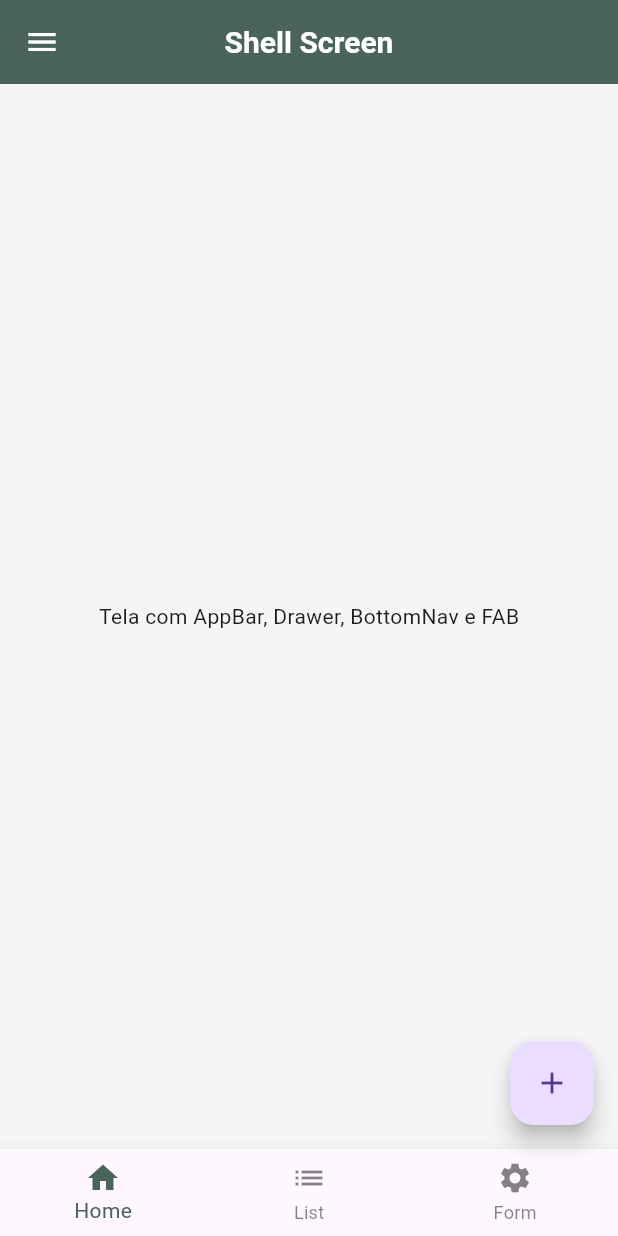
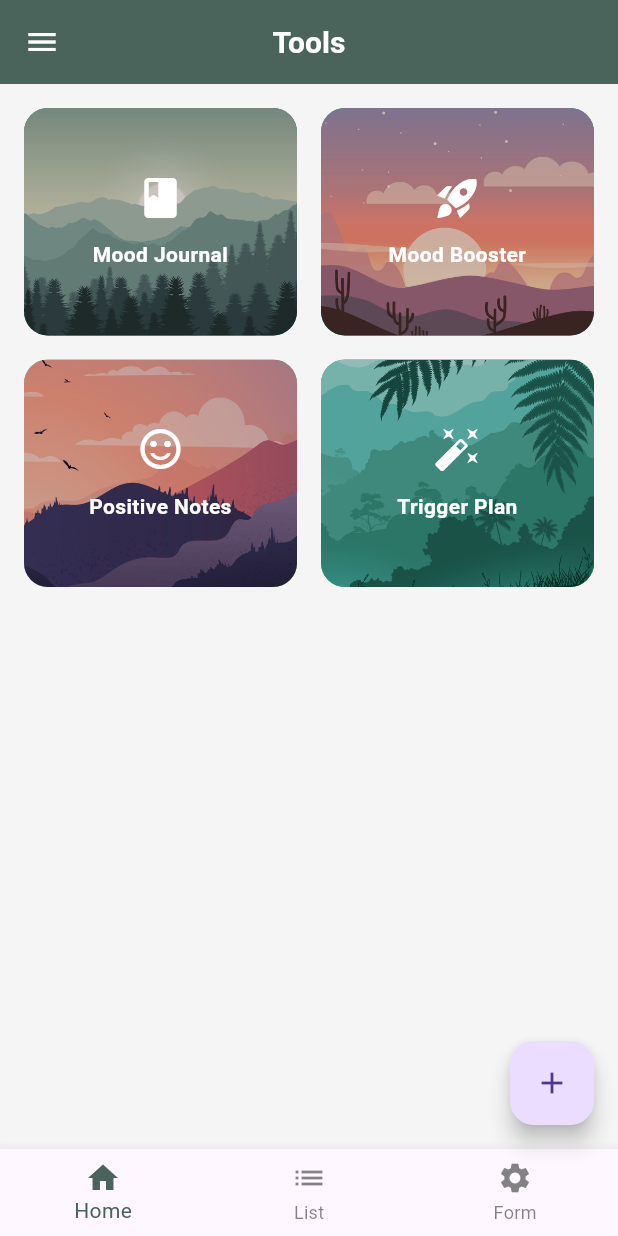
Before and after one commit to J0N4SrR/BRADEMO-PROJETO-BIMESTRAL, a Flutter app: the ShellScreen screen opened by its route, on a phone screen of 412 x 824 dp. Run offline on Flutter 3.47's test engine with Material 3 defaults, Android fonts, the phone set to English and light mode, and no system bars; our stand-ins replace flutter_svg; Roboto replaces fonts that are missing (Alegreya).

Commit message:
Add botoes e telas de mood journal, mood booster, positive notes, triggerplan

```diff
--- /dev/null
+++ b/lib/models/tool.dart
@@ -0,0 +1,18 @@
+import 'package:flutter/material.dart';
+
+class Tool {
+  final String label;
+  final IconData icon;
+  final Color color;
+  final bool enabled;
+  final String backgroundImage;
+
+
+  Tool({
+    required this.label,
+    required this.icon,
+    required this.color,
+    this.enabled = true,
+    required this.backgroundImage,
+  });
+}
--- a/lib/routes.dart
+++ b/lib/routes.dart
@@ -5,6 +5,11 @@ import 'package:projeto_bimestral/screens/form_screen.dart';
 import 'package:projeto_bimestral/screens/grid_screen.dart';
 import 'package:projeto_bimestral/screens/detail_screen.dart';
 import 'package:projeto_bimestral/screens/shell_screen.dart';
+import 'screens/mood_journal_screen.dart';
+import 'screens/mood_booster_screen.dart';
+import 'screens/positive_notes_screen.dart';
+import 'screens/trigger_plan_screen.dart';
+
 
 class Routes {
   static const welcome = '/';
@@ -13,6 +18,10 @@ class Routes {
   static const grid    = '/grid';
   static const detail  = '/detail';
   static const shell   = '/shell';
+  static const moodJournal = '/mood-journal';
+  static const moodBooster = '/mood-booster';
+  static const positiveNotes = '/positive-notes';
+  static const triggerPlan = '/trigger-plan';
 
   static Map<String, WidgetBuilder> getAll() => {
         welcome: (ctx) => const WelcomeScreen(),
@@ -21,5 +30,9 @@ class Routes {
         grid:    (ctx) => const GridScreen(),
         detail:  (ctx) => const DetailScreen(),
         shell:   (ctx) => const ShellScreen(),
+        moodJournal: (_) => const MoodJournalScreen(),
+        moodBooster: (_) => const MoodBoosterScreen(),
+        positiveNotes: (_) => PositiveNotesScreen(),
+        triggerPlan: (_) => const TriggerPlanScreen(),
       };
 }
--- a/lib/screens/shell_screen.dart
+++ b/lib/screens/shell_screen.dart
@@ -1,38 +1,24 @@
 import 'package:flutter/material.dart';
 import 'package:projeto_bimestral/routes.dart';
+import 'package:projeto_bimestral/services/tool_service.dart';
+import 'package:projeto_bimestral/widgets/tool_card.dart';
 
-class ShellScreen extends StatefulWidget {
+class ShellScreen extends StatelessWidget {
   const ShellScreen({super.key});
 
   @override
-  _ShellScreenState createState() => _ShellScreenState();
-}
+  Widget build(BuildContext context) {
+    final tools = ToolService.getTools();
 
-class _ShellScreenState extends State<ShellScreen> {
-  int _currentIndex = 0;
-
-  final List<String> _routes = [
-    Routes.welcome,
-    Routes.list,
-    Routes.form,
-  ];
-
-  void _onTap(int index) {
-    setState(() {
-      _currentIndex = index;
-    });
-
-    Navigator.pushNamed(context, _routes[index]);
-  }
-
-  @override
-  Widget build(BuildContext context) {
     return Scaffold(
-      appBar: AppBar(title: const Text('Shell Screen')),
+      appBar: AppBar(title: const Text('Tools')),
       drawer: const Drawer(child: Center(child: Text('Drawer'))),
       bottomNavigationBar: BottomNavigationBar(
-        currentIndex: _currentIndex,
-        onTap: _onTap,
+        currentIndex: 0,
+        onTap: (index) {
+          if (index == 1) Navigator.pushNamed(context, Routes.list);
+          if (index == 2) Navigator.pushNamed(context, Routes.form);
+        },
         items: const [
           BottomNavigationBarItem(icon: Icon(Icons.home), label: 'Home'),
           BottomNavigationBarItem(icon: Icon(Icons.list), label: 'List'),
@@ -45,7 +31,41 @@ class _ShellScreenState extends State<ShellScreen> {
         },
         child: const Icon(Icons.add),
       ),
-      body: const Center(child: Text('Tela com AppBar, Drawer, BottomNav e FAB')),
+      body: Padding(
+        padding: const EdgeInsets.all(16),
+        child: GridView.builder(
+          itemCount: tools.length,
+          gridDelegate: const SliverGridDelegateWithFixedCrossAxisCount(
+            crossAxisCount: 2,
+            crossAxisSpacing: 16,
+            mainAxisSpacing: 16,
+            childAspectRatio: 1.2,
+          ),
+          itemBuilder: (context, index) {
+            final tool = tools[index];
+            return ToolCard(
+              tool: tool,
+              onTap: () {
+                 switch (tool.label) {
+                  case 'Mood Journal':
+                    Navigator.pushNamed(context, Routes.moodJournal);
+                    break;
+                  case 'Mood Booster':
+                    Navigator.pushNamed(context, Routes.moodBooster);
+                    break;
+                  case 'Positive Notes':
+                    Navigator.pushNamed(context, Routes.positiveNotes);
+                    break;
+                  case 'Trigger Plan':
+                    Navigator.pushNamed(context, Routes.triggerPlan);
+                    break;
+              }
+            },
+
+            );
+          },
+        ),
+      ),
     );
   }
 }
--- /dev/null
+++ b/lib/services/tool_service.dart
@@ -0,0 +1,33 @@
+import 'package:flutter/material.dart';
+import '../models/tool.dart'; // Caminho relativo para o modelo Tool
+
+class ToolService {
+  static List<Tool> getTools() {
+    return [
+      Tool(
+        label: 'Mood Journal',
+        icon: Icons.book,
+        color: Colors.teal.shade700,
+        backgroundImage: 'assets/images/mountaineers.png',
+      ),
+      Tool(
+        label: 'Mood Booster',
+        icon: Icons.rocket_launch,
+        color: Colors.teal.shade500,
+        backgroundImage: 'assets/images/lovely_deserts.png',
+      ),
+      Tool(
+        label: 'Positive Notes',
+        icon: Icons.sentiment_satisfied_alt,
+        color: Colors.green.shade400,
+        backgroundImage: 'assets/images/the_hill_sides.png',
+      ),
+      Tool(
+        label: 'Trigger Plan',
+        icon: Icons.auto_fix_high,
+        color: Colors.green.shade600,
+        backgroundImage: 'assets/images/painting_forest.png',
+      ),
+    ];
+  }
+}
--- /dev/null
+++ b/lib/widgets/tool_card.dart
@@ -0,0 +1,61 @@
+import 'package:flutter/material.dart';
+import '../models/tool.dart';
+
+class ToolCard extends StatelessWidget {
+  final Tool tool;
+  final VoidCallback? onTap;
+
+  const ToolCard({super.key, required this.tool, this.onTap});
+
+  @override
+  Widget build(BuildContext context) {
+    return GestureDetector(
+      onTap: tool.enabled ? onTap : null,
+      child: AnimatedOpacity(
+        opacity: tool.enabled ? 1.0 : 0.5,
+        duration: const Duration(milliseconds: 300),
+        child: Container(
+          decoration: BoxDecoration(
+            color: tool.color,
+            borderRadius: BorderRadius.circular(16),
+          ),
+          child: Stack(
+            children: [
+              Positioned.fill(
+                child: ClipRRect(
+                  borderRadius: BorderRadius.circular(16),
+                  child: Image.asset(
+                    tool.backgroundImage,
+                    fit: BoxFit.cover,
+                    color: Colors.black.withOpacity(0.2),
+                    colorBlendMode: BlendMode.darken,
+                  ),
+                ),
+              ),
+              Center(
+                child: Padding(
+                  padding: const EdgeInsets.all(16),
+                  child: Column(
+                    mainAxisSize: MainAxisSize.min,
+                    children: [
+                      Icon(tool.icon, size: 32, color: Colors.white),
+                      const SizedBox(height: 12),
+                      Text(
+                        tool.label,
+                        style: const TextStyle(
+                          color: Colors.white,
+                          fontWeight: FontWeight.w600,
+                        ),
+                        textAlign: TextAlign.center,
+                      ),
+                    ],
+                  ),
+                ),
+              ),
+            ],
+          ),
+        ),
+      ),
+    );
+  }
+}
--- a/pubspec.yaml
+++ b/pubspec.yaml
@@ -62,6 +62,7 @@ flutter:
     - assets/images/lovely_deserts.png
     - assets/images/the_hill_sides.png
 
+
 fonts:
     - family: Alegreya
       fonts:
```
Also changed, not shown: lib/screens/mood_booster_screen.dart (added, +36 -0 lines), lib/screens/mood_journal_screen.dart (added, +51 -0 lines), lib/screens/positive_notes_screen.dart (added, +30 -0 lines), lib/screens/trigger_plan_screen.dart (added, +35 -0 lines).
